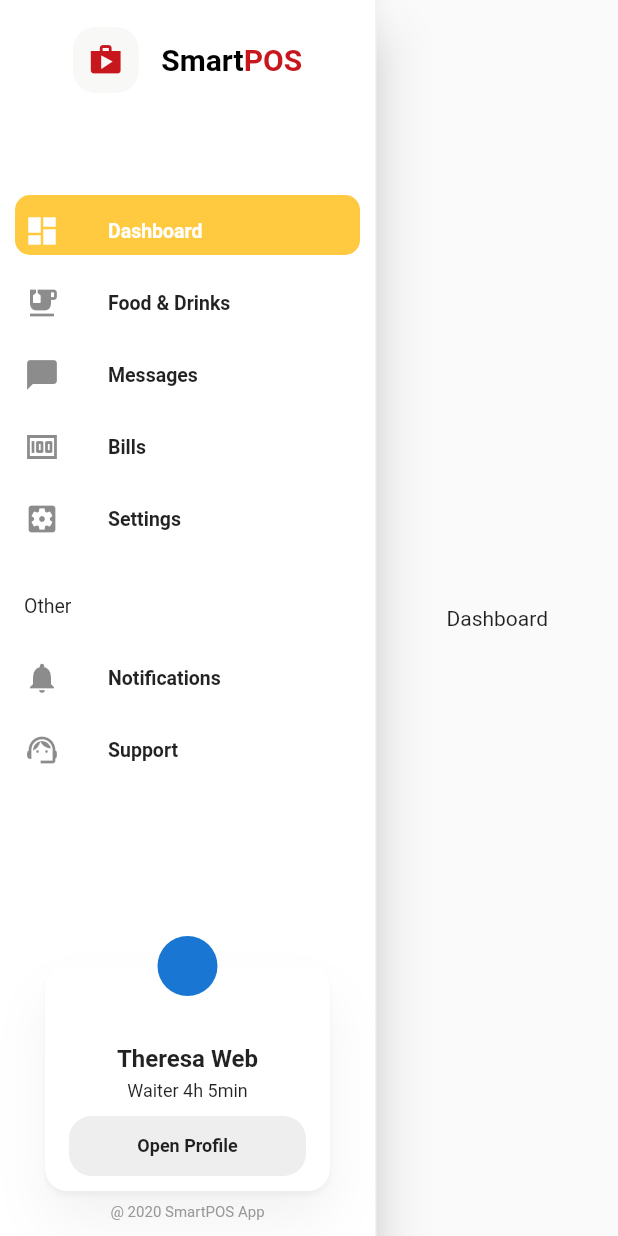
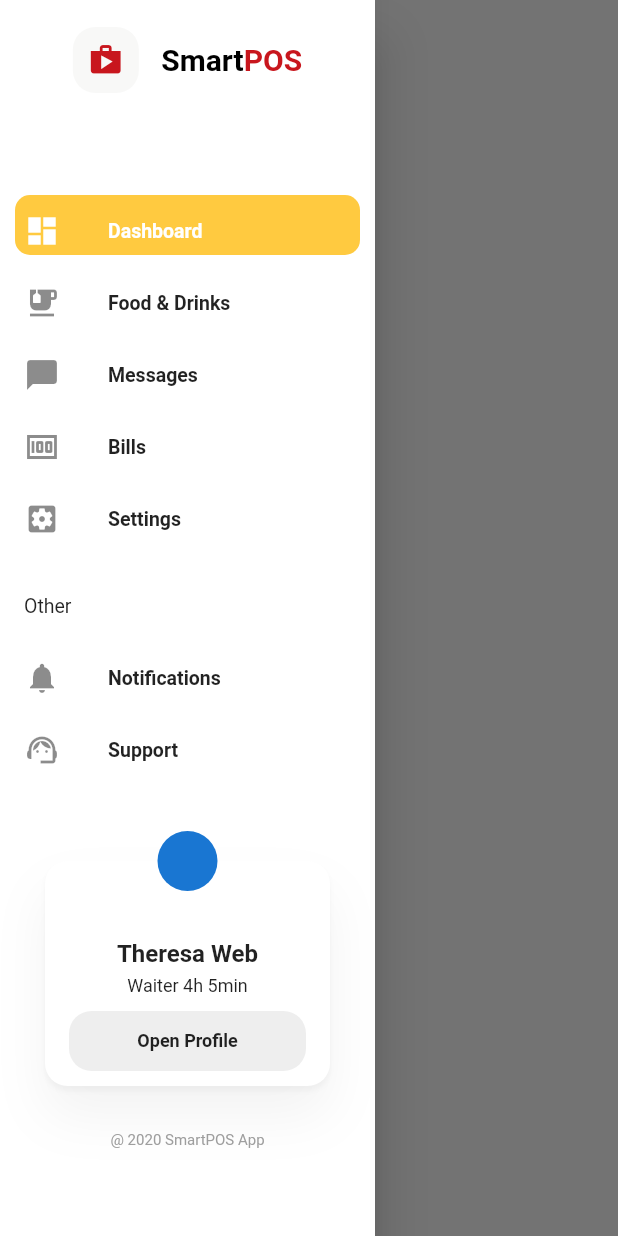
Before and after one commit to lazicah/smart_pos, a Flutter app: the screen it shows after launch, with the side drawer open (before the commit the screen has no drawer), on a phone screen of 412 x 824 dp. Run offline on Flutter 3.47's test engine with Material 2 defaults, Android fonts, the phone set to English and light mode, and no system bars; our stand-ins replace get_it, stacked.

Commit message:
added a little responsiveness

```diff
--- a/lib/ui/mainview/leftbar.dart
+++ b/lib/ui/mainview/leftbar.dart
@@ -4,6 +4,7 @@
 import 'package:smart_pos/ui/utils/styles.dart';
 import 'package:smart_pos/ui/widgets/app_logo.dart';
 import 'package:smart_pos/ui/widgets/main_menu_tile.dart';
+import 'package:smart_pos/ui/widgets/scroll_view.dart';
 import 'package:smart_pos/ui/widgets/styled_container.dart';
 import 'package:provider/provider.dart';
 
@@ -37,11 +38,20 @@
 
   @override
   void initState() {
-    //PageType p = PageType.Dashboard;
-    Future.delayed(Duration(microseconds: 100)).then((value) {
+    WidgetsBinding.instance.addPostFrameCallback((timeStamp) {
       _updateIndicatorState(context.read<AppModel>().page);
     });
+
     super.initState();
+  }
+
+  @override
+  void didChangeDependencies() {
+    Future.delayed(Duration(milliseconds: 300)).then((value) {
+      _updateIndicatorState(context.read<AppModel>().page);
+    });
+
+    super.didChangeDependencies();
   }
 
   void _handlePageSelected(PageType pageType) =>
@@ -70,7 +80,7 @@
           child: Material(
             color: Color(0xffFFFFFF),
             child: Container(
-              child: Stack(
+              child: Column(
                 children: [
                   Column(
                     crossAxisAlignment: CrossAxisAlignment.center,
@@ -169,19 +179,61 @@
                       ),
                     ],
                   ),
-                  Align(
-                    alignment: Alignment.bottomCenter,
+                  Flexible(
+                    child: Container(
+                      margin: const EdgeInsets.only(top: 50.0),
+                      child: LayoutBuilder(builder: (context, constraints) {
+                        print(constraints.biggest.height);
+                        if (constraints.biggest.height < 149.0) {
+                          return StyledContainer(
+                            Colors.white,
+                            height: 70,
+                            margin: const EdgeInsets.only(
+                                left: 30, right: 30, bottom: 30),
+                            width: double.infinity,
+                            borderRadius: BorderRadius.circular(15.0),
+                            shadows: [
+                              BoxShadow(
+                                offset: Offset(0, 2.8),
+                                blurRadius: 2.2,
+                                color: Color.fromRGBO(0, 0, 0, 0.034),
+                              ),
+                              BoxShadow(
+                                offset: Offset(0, 20),
+                                blurRadius: 30,
+                                color: Color.fromRGBO(0, 0, 0, 0.048),
+                              ),
+                            ],
                             child: Padding(
-                      padding: const EdgeInsets.only(bottom: 10),
-                      child: Text(
-                        '@ 2020 SmartPOS App',
-                        style: TextStyle(fontSize: 10, color: Colors.grey),
+                              padding: const EdgeInsets.all(8.0),
+                              child: Row(
+                                children: [
+                                  CircleAvatar(),
+                                  HSpace(10),
+                                  Column(
+                                    children: [
+                                      Text(
+                                        'Theresa Web',
+                                        style: TextStyle(
+                                          fontSize: 16,
+                                          fontWeight: FontWeight.bold,
                                         ),
                                       ),
+                                      VSpace(5),
+                                      Text(
+                                        'Waiter 4h 5min',
+                                        style: TextStyle(
+                                          fontSize: 12,
                                         ),
-                  Align(
-                    alignment: Alignment.bottomCenter,
-                    child: Stack(
+                                      ),
+                                    ],
+                                  )
+                                ],
+                              ),
+                            ),
+                          );
+                        }
+                        return Stack(
                           clipBehavior: Clip.none,
                           alignment: AlignmentDirectional.topCenter,
                           children: [
@@ -246,8 +298,17 @@
                             ),
                             Positioned(top: -20, child: CircleAvatar())
                           ],
+                        );
+                      }),
                     ),
-                  )
+                  ),
+                  Padding(
+                    padding: const EdgeInsets.only(bottom: 10),
+                    child: Text(
+                      '@ 2020 SmartPOS App',
+                      style: TextStyle(fontSize: 10, color: Colors.grey),
+                    ),
+                  ),
                 ],
               ),
             ),
--- a/lib/ui/mainview/main_scaffold.dart
+++ b/lib/ui/mainview/main_scaffold.dart
@@ -3,6 +3,10 @@
 import 'package:smart_pos/core/provider/app/app_model.dart';
 import 'package:smart_pos/ui/mainview/content.dart';
 import 'package:smart_pos/ui/mainview/leftbar.dart';
+import 'package:smart_pos/ui/utils/screen_utils.dart';
+import 'package:smart_pos/ui/widgets/app_logo.dart';
+import 'package:smart_pos/ui/widgets/responsive_container.dart';
+import 'package:smart_pos/ui/widgets/animated_panel.dart';
 
 class MainScaffold extends StatefulWidget {
   @override
@@ -10,19 +14,32 @@
 }
 
 class _MainScaffoldState extends State<MainScaffold> {
+  final scaffoldKey = GlobalKey<ScaffoldState>();
   @override
   Widget build(BuildContext context) {
-    return Consumer<AppModel>(
-      builder: (context, model, _) {
-        return Scaffold(
-          body: Container(
-            child: Row(
+    bool isNarrowDesktop =
+        MediaQuery.of(context).size.width < PageBreaks.Desktop;
+    final model = context.watch<AppModel>();
+    return Scaffold(
+      key: scaffoldKey,
+      drawer: isNarrowDesktop
+          ? LeftNavBar(
+              onPageSelected: (pageType) {
+                Navigator.pop(context);
+                model.page = pageType;
+              },
+            )
+          : null,
+      body: Container(
+        child: Stack(
+          children: [
+            Row(
               children: [
                 LeftNavBar(
                   onPageSelected: (pageType) {
                     model.page = pageType;
                   },
-                ),
+                ).animatedPanelX(closeX: -250, isClosed: isNarrowDesktop),
                 Container(
                   height: double.infinity,
                   width: 1,
@@ -33,9 +50,21 @@
                 )
               ],
             ),
-          ),
-        );
-      },
+            isNarrowDesktop
+                ? Positioned(
+                    top: 10,
+                    left: 10,
+                    child: IconButton(
+                      icon: Icon(Icons.menu),
+                      onPressed: () {
+                        scaffoldKey.currentState.openDrawer();
+                      },
+                    ),
+                  )
+                : SizedBox.shrink()
+          ],
+        ),
+      ),
     );
   }
 }
--- a/lib/ui/utils/screen_utils.dart
+++ b/lib/ui/utils/screen_utils.dart
@@ -0,0 +1,9 @@
+class PageBreaks {
+  static double get LargePhone => 550;
+
+  static double get TabletPortrait => 768;
+
+  static double get TabletLandscape => 1024;
+
+  static double get Desktop => 1200;
+}
--- a/lib/ui/widgets/main_menu_tile.dart
+++ b/lib/ui/widgets/main_menu_tile.dart
@@ -3,7 +3,7 @@
 import 'package:smart_pos/ui/mainview/leftbar.dart';
 import 'package:smart_pos/ui/utils/build_utils.dart';
 
-class MainMenuTile extends StatelessWidget {
+class MainMenuTile extends StatefulWidget {
   final Function onTap;
   final PageType pageType;
   final bool selected;
@@ -19,22 +19,28 @@
   }) : super(key: key);
 
   @override
+  _MainMenuTileState createState() => _MainMenuTileState();
+}
+
+class _MainMenuTileState extends State<MainMenuTile> {
+  @override
   Widget build(BuildContext context) {
     /// If we have a pageType, send a notification to the parent menu, so it know the position of each btn, and can position it's current-page indicator
-    if (pageType != null) {
-      Future.delayed(Duration(milliseconds: 1000), () {
+    if (widget.pageType != null) {
+      Future.delayed(Duration(milliseconds: 100), () {
         Offset o = BuildUtils.getOffsetFromContext(context);
-        MainMenuOffsetNotification(pageType, o).dispatch(context);
+
+        MainMenuOffsetNotification(widget.pageType, o).dispatch(context);
       });
     }
     return ListTile(
-      leading: Icon(icon),
-      selected: selected,
+      leading: Icon(widget.icon),
+      selected: widget.selected,
       title: Text(
-        title,
+        widget.title,
         style: TextStyle(fontWeight: FontWeight.bold),
       ),
-      onTap: onTap,
+      onTap: widget.onTap,
     );
   }
 }
--- a/lib/ui/widgets/scroll_bar.dart
+++ b/lib/ui/widgets/scroll_bar.dart
@@ -2,6 +2,8 @@
 
 import 'package:flutter/material.dart';
 import 'package:smart_pos/ui/utils/styles.dart';
+
+import 'package:smart_pos/ui/widgets/animated_panel.dart';
 
 import 'mouse_hover.dart';
 
```
Also changed, not shown: lib/ui/contentscreens/food_drinks/food_drinks.dart (+37 -15 lines), lib/ui/widgets/animated_panel.dart (added, +79 -0 lines), lib/ui/widgets/responsive_container.dart (added, +45 -0 lines). Lines whose indentation alone changed are shown as unchanged.
